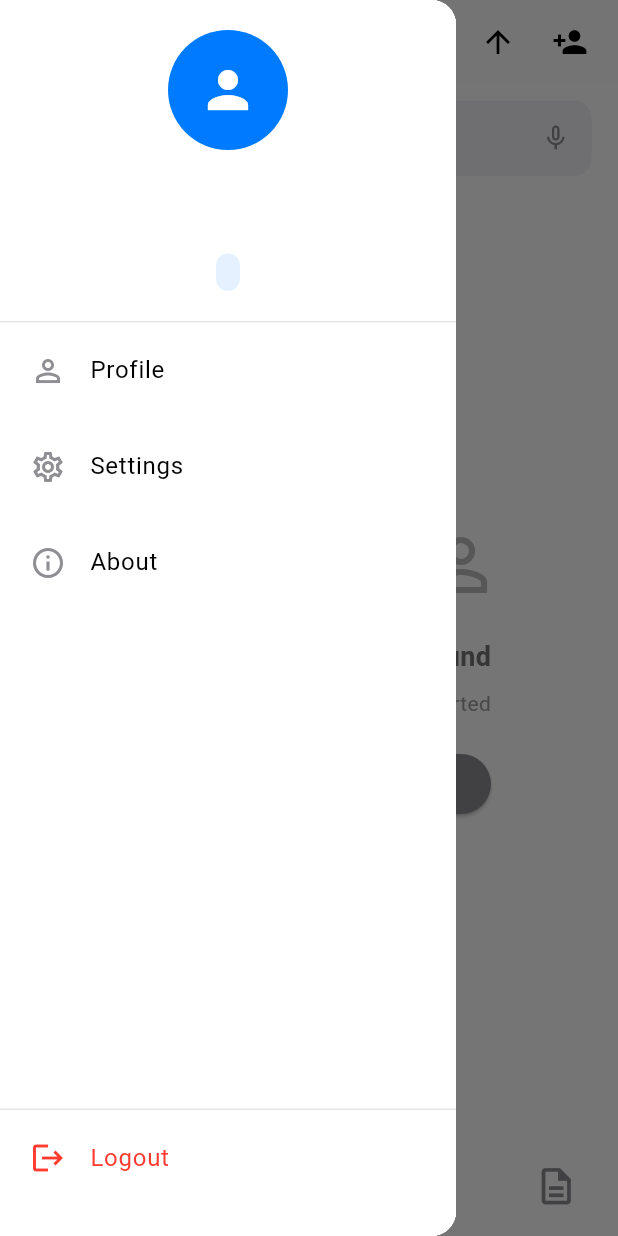
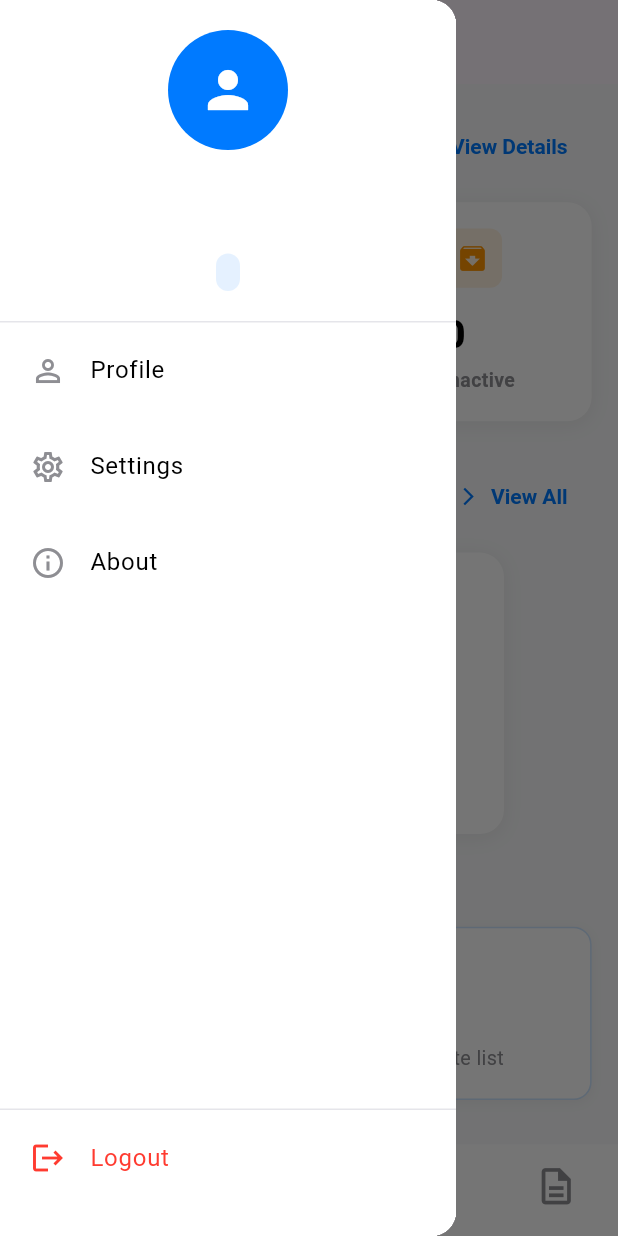
Before and after one commit to Jquann/workshoppro_manager, a Flutter app: the MainAppWithDrawer screen opened directly, with the side drawer open, on a phone screen of 412 x 824 dp. Run offline on Flutter 3.47's test engine with Material 3 defaults, Android fonts, the light colour scheme and no system bars; our stand-ins replace cloud_firestore, cloud_functions, firebase_auth, firebase_core, google_sign_in, image_cropper and 6 more; missing offline and left inert: mailer; accounts and stored records are empty; network calls fail; Roboto replaces fonts that are missing (SF Pro).

Commit message:
Update: UI

```diff
--- a/lib/pages/navigations/navigation.dart
+++ b/lib/pages/navigations/navigation.dart
@@ -16,7 +16,7 @@
 }
 
 class _MainNavigationPageState extends State<MainNavigationPage> {
-  int _selectedIndex = 2; // default view
+  int _selectedIndex = 0; // default view
 
   List<Widget> get _pages => [
     // Vehicles Page
--- a/lib/pages/schedule/schedule.dart
+++ b/lib/pages/schedule/schedule.dart
@@ -158,7 +158,7 @@
                           });
                         },
                         decoration: InputDecoration(
-                          hintText: 'Search schedules, customers, services...',
+                          hintText: 'Search',
                           hintStyle: TextStyle(
                             color: _kGrey,
                             fontSize: (14 * s).clamp(13, 16),
```
